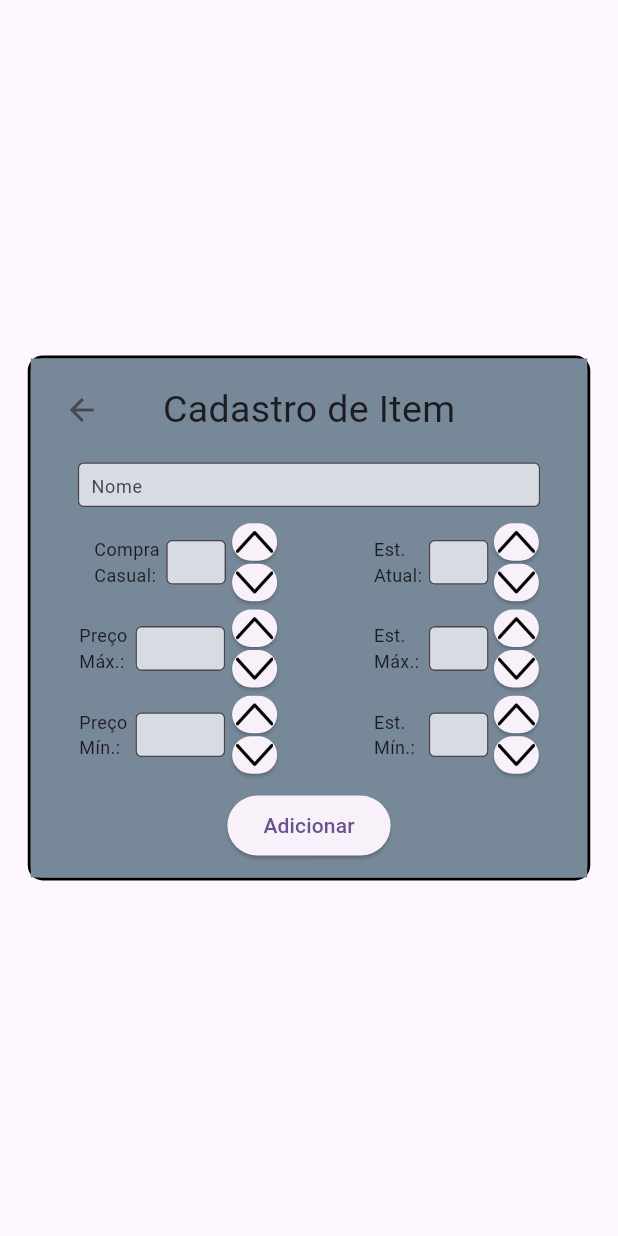
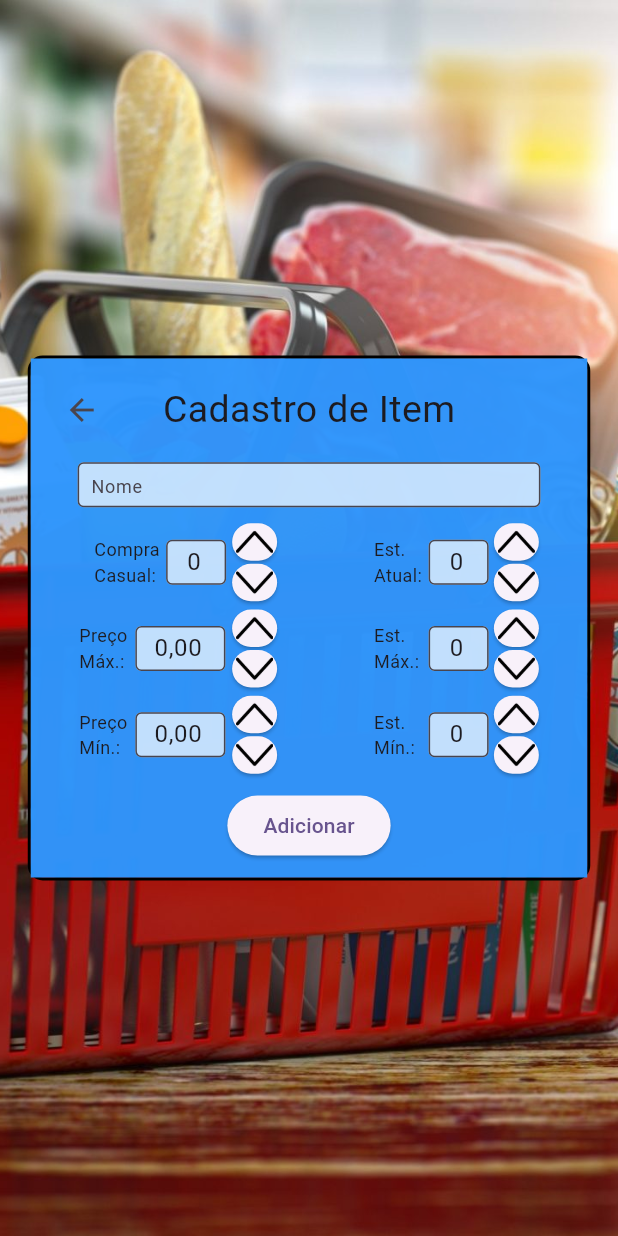
Before and after one commit to guilhermebatistaa/tcc_liberato_app_mylistock, a Flutter app: the FormScreen screen opened directly, on a phone screen of 412 x 824 dp. Run offline on Flutter 3.47's test engine with Material 3 defaults, Android fonts, the phone set to English and light mode, and no system bars; our stand-ins replace sqflite; accounts and stored records are empty.

Commit message:
ajustado setas, botao ordena alfabetica, ajustado mensagem com valores, walpp de fundo na listagem e cadastro

```diff
--- a/lib/Models/Item.dart
+++ b/lib/Models/Item.dart
@@ -1,5 +1,5 @@
 class Item {
-  late String nome;
+  String nome = "";
   String compraCasual = "0";
   String estoqueAtual = "0";
   String precoMaximo = "0";
--- a/lib/components/form/quantidade.dart
+++ b/lib/components/form/quantidade.dart
@@ -1,15 +1,27 @@
 import 'package:flutter/material.dart';
+import 'package:flutter/services.dart';
+import 'package:intl/intl.dart';
 
 class CampoQuantidade extends StatelessWidget {
   double largura;
   TextEditingController controller;
 
-  CampoQuantidade(this.largura, this.controller, {
+  CampoQuantidade(
+    this.largura,
+    this.controller, {
     super.key,
   });
 
   @override
   Widget build(BuildContext context) {
+    // Converte a string para double
+    double quantidadeDouble = double.tryParse(controller.text) ?? 0;
+
+    // Crie uma instância de NumberFormat
+    NumberFormat formatacao = NumberFormat("#,##0", "pt_BR");
+
+    // Formate o valor
+    controller.text = formatacao.format(quantidadeDouble);
     return SizedBox(
       height: 30,
       width: largura,
@@ -19,12 +31,22 @@ class CampoQuantidade extends StatelessWidget {
           //validator, controller
           keyboardType: TextInputType.number,
           textAlign: TextAlign.center,
+          inputFormatters: [
+            FilteringTextInputFormatter.digitsOnly,
+          ],
           decoration: const InputDecoration(
-              border: OutlineInputBorder(),
-              fillColor: Colors.white70,
-              filled: true,
-              contentPadding:
-                  EdgeInsets.symmetric(horizontal: 5)),
+            border: OutlineInputBorder(),
+            fillColor: Colors.white70,
+            filled: true,
+            contentPadding: EdgeInsets.symmetric(horizontal: 5),
+          ),
+          onTap: () {
+            // Selecionar todo o texto
+            controller.selection = TextSelection(
+              baseOffset: 0,
+              extentOffset: controller.text.length,
+            );
+          },
         ),
       ),
     );
--- /dev/null
+++ b/lib/components/form/quantidadeValor.dart
@@ -0,0 +1,52 @@
+import 'package:flutter/material.dart';
+import 'package:flutter/services.dart';
+import 'package:intl/intl.dart';
+
+class CampoQuantidadeValor extends StatelessWidget {
+  double largura;
+  TextEditingController controller;
+
+  CampoQuantidadeValor(
+    this.largura,
+    this.controller, {
+    super.key,
+  });
+
+  @override
+  Widget build(BuildContext context) {
+    // Converte a string para double
+    double quantidadeValorDouble = double.tryParse(controller.text) ?? 0.0;
+
+    // Crie uma instância de NumberFormat
+    NumberFormat formatacao = NumberFormat("#,##0.00", "pt_BR");
+
+    // Formate o valor
+    controller.text = formatacao.format(quantidadeValorDouble);
+    return SizedBox(
+      height: 30,
+      width: largura,
+      child: TextFormField(
+        controller: controller,
+        // validator, controller
+        keyboardType: TextInputType.numberWithOptions(decimal: true),
+        inputFormatters: [
+          FilteringTextInputFormatter.allow(RegExp(r'^\d+(\,\d{0,2})?$')),
+        ],
+        textAlign: TextAlign.center,
+        decoration: const InputDecoration(
+          border: OutlineInputBorder(),
+          fillColor: Colors.white70,
+          filled: true,
+          contentPadding: EdgeInsets.symmetric(horizontal: 5),
+        ),
+        onTap: () {
+          // Selecionar todo o texto
+          controller.selection = TextSelection(
+            baseOffset: 0,
+            extentOffset: controller.text.length,
+          );
+        },
+      ),
+    );
+  }
+}
--- a/lib/screens/form_screen.dart
+++ b/lib/screens/form_screen.dart
@@ -1,5 +1,6 @@
 import 'package:flutter/material.dart';
 import 'package:my_app/Models/Item.dart';
+import 'package:my_app/components/form/quantidadeValor.dart';
 import 'package:my_app/components/listagem/ItemWidget.dart';
 import 'package:my_app/components/shared/legenda.dart';
 import 'package:my_app/components/form/quantidade.dart';
@@ -74,7 +75,14 @@ class _FormScreenState extends State<FormScreen> {
     return Form(
       key: _formKey,
       child: Scaffold(
-        body: Center(
+        body: Container(
+          decoration: BoxDecoration(
+            image: DecorationImage(
+              image: AssetImage('assets/images/cesto.jpg'),
+              fit: BoxFit.cover,
+            ),
+          ),
+          child: Center(
             child: SingleChildScrollView(
               child: Container(
                 height: 350,
@@ -85,7 +93,7 @@ class _FormScreenState extends State<FormScreen> {
                   border: Border.all(width: 2),
                 ),
                 child: Container(
-                color: Color.fromRGBO(119, 136, 153, 10),
+                  color: Color.fromRGBO(47, 151, 255, 0.965),
                   child: Column(
                     mainAxisAlignment: MainAxisAlignment.spaceEvenly,
                     crossAxisAlignment: CrossAxisAlignment.center,
@@ -179,7 +187,8 @@ class _FormScreenState extends State<FormScreen> {
                                         LegendaWidget(44, 'Compra Casual:'),
                                         CampoQuantidade(
                                             40, controllerCompraCasual),
-                                      BotaoSetas(), //controllerEstAtu
+                                        BotaoSetas(
+                                            controllerCompraCasual), //controllerEstAtu
                                       ],
                                     ),
                                   ),
@@ -191,8 +200,10 @@ class _FormScreenState extends State<FormScreen> {
                                         MainAxisAlignment.spaceBetween,
                                     children: [
                                       LegendaWidget(33, 'Preço Máx.:'),
-                                    CampoQuantidade(60, controllerPrecoMaximo),
-                                    BotaoSetas(), //controllerPreMax
+                                      CampoQuantidadeValor(
+                                          60, controllerPrecoMaximo),
+                                      BotaoSetas(
+                                          controllerPrecoMaximo), //controllerPreMax
                                     ],
                                   ),
                                 ),
@@ -203,8 +214,10 @@ class _FormScreenState extends State<FormScreen> {
                                         MainAxisAlignment.spaceBetween,
                                     children: [
                                       LegendaWidget(33, 'Preço Mín.:'),
-                                    CampoQuantidade(60, controllerPrecoMinimo),
-                                    BotaoSetas(), //controllerPreMin
+                                      CampoQuantidadeValor(
+                                          60, controllerPrecoMinimo),
+                                      BotaoSetas(
+                                          controllerPrecoMinimo), //controllerPreMin
                                     ],
                                   ),
                                 )
@@ -220,8 +233,10 @@ class _FormScreenState extends State<FormScreen> {
                                         MainAxisAlignment.spaceBetween,
                                     children: [
                                       LegendaWidget(33, 'Est. Atual:'),
-                                    CampoQuantidade(40, controllerEstoqueAtual),
-                                    BotaoSetas(), //controllerEstAtu
+                                      CampoQuantidade(
+                                          40, controllerEstoqueAtual),
+                                      BotaoSetas(
+                                          controllerEstoqueAtual), //controllerEstAtu
                                     ],
                                   ),
                                 ),
@@ -234,7 +249,8 @@ class _FormScreenState extends State<FormScreen> {
                                       LegendaWidget(33, 'Est. Máx.:'),
                                       CampoQuantidade(
                                           40, controllerEstoqueMaximo),
-                                    BotaoSetas(), //controllerEstmax
+                                      BotaoSetas(
+                                          controllerEstoqueMaximo), //controllerEstmax
                                     ],
                                   ),
                                 ),
@@ -247,7 +263,8 @@ class _FormScreenState extends State<FormScreen> {
                                       LegendaWidget(33, 'Est. Mín.:'),
                                       CampoQuantidade(
                                           40, controllerEstoqueMinimo),
-                                    BotaoSetas(), //controllerEstMin
+                                      BotaoSetas(
+                                          controllerEstoqueMinimo), //controllerEstMin
                                     ],
                                   ),
                                 )
@@ -266,8 +283,10 @@ class _FormScreenState extends State<FormScreen> {
                                 if (_formKey.currentState!.validate()) {
                                   Item item = Item();
                                   item.nome = controllerNome.text;
-                                item.compraCasual = controllerCompraCasual.text;
-                                item.estoqueAtual = controllerEstoqueAtual.text;
+                                  item.compraCasual =
+                                      controllerCompraCasual.text;
+                                  item.estoqueAtual =
+                                      controllerEstoqueAtual.text;
                                   item.precoMaximo = controllerPrecoMaximo.text;
                                   item.precoMinimo = controllerPrecoMinimo.text;
                                   item.estoqueMaximo =
@@ -328,6 +347,7 @@ class _FormScreenState extends State<FormScreen> {
             ),
           ),
         ),
+      ),
     );
   }
 }
--- a/pubspec.yaml
+++ b/pubspec.yaml
@@ -28,6 +28,7 @@ environment:
 # the latest version available on pub.dev. To see which dependencies have newer
 # versions available, run `flutter pub outdated`.
 dependencies:
+  intl: ^0.17.0
   flutter:
     sdk: flutter
 
```
Also changed, not shown: lib/components/form/setas.dart (+69 -79 lines), lib/components/listagem/ItemWidget.dart (+7 -3 lines), lib/components/listagem/mensagem.dart (+21 -5 lines), lib/components/listagem/quantidadeValor.dart (added, +44 -0 lines), lib/screens/initial_screen.dart (+38 -6 lines), lib/services/ItemService.dart (+42 -0 lines), assets/images/cesto.jpg (added), assets/images/estante.jpg (added), pubspec.lock, 1 other file. Lines whose indentation alone changed are shown as unchanged.
